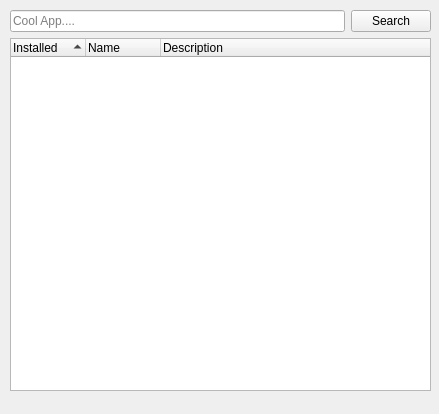
This is proto.ui in 0xBEEB/Potluck as Qt 5 draws it before an edit. The edited form follows.
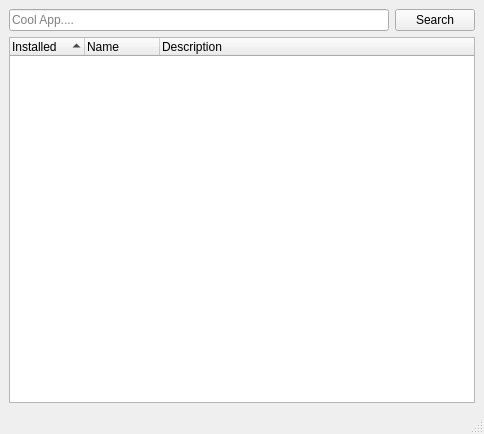
This is the edited form.

Commit message: Changed mainwindow layout to accept filling parent on window resize

```diff
--- a/proto.ui
+++ b/proto.ui
@@ -9,8 +9,8 @@
    <rect>
     <x>0</x>
     <y>0</y>
-    <width>439</width>
-    <height>414</height>
+    <width>484</width>
+    <height>434</height>
    </rect>
   </property>
   <property name="sizePolicy">
@@ -32,18 +32,17 @@
      <verstretch>0</verstretch>
     </sizepolicy>
    </property>
-   <widget class="QWidget" name="verticalLayoutWidget">
-    <property name="geometry">
-     <rect>
-      <x>10</x>
-      <y>10</y>
-      <width>421</width>
-      <height>381</height>
-     </rect>
-    </property>
-    <layout class="QVBoxLayout" name="verticalLayout">
+   <property name="maximumSize">
+    <size>
+     <width>16777204</width>
+     <height>16777215</height>
+    </size>
+   </property>
+   <layout class="QGridLayout" name="gridLayout">
+    <item row="0" column="0">
+     <layout class="QVBoxLayout" name="verticalLayout" stretch="0,0">
      <property name="sizeConstraint">
-      <enum>QLayout::SetMaximumSize</enum>
+       <enum>QLayout::SetNoConstraint</enum>
      </property>
      <item>
       <layout class="QHBoxLayout" name="horizontalLayout">
@@ -59,6 +58,9 @@
        </item>
        <item>
         <widget class="QPushButton" name="queryButton">
+          <property name="enabled">
+           <bool>true</bool>
+          </property>
          <property name="text">
           <string>Search</string>
          </property>
@@ -119,8 +121,10 @@
       </widget>
      </item>
     </layout>
-   </widget>
-  </widget>
+    </item>
+   </layout>
+  </widget>
+  <widget class="QStatusBar" name="statusBar"/>
  </widget>
  <resources/>
  <connections/>
```
Lines whose indentation alone changed are shown as unchanged. The commit also changes 1 other file.
